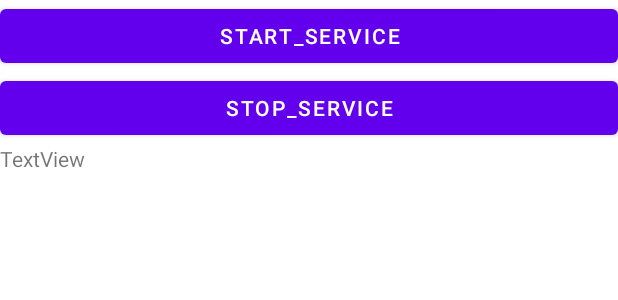
After one commit to CodeForBoss/QuickSMS, an Android app: the layout activity_chathead.xml on its own in the app's theme, with its tools: preview values and no code run, on a phone screen of 412 x 824 dp. The commit adds this screen. Shown: the top 300 px of the screen. Run offline under Robolectric (Android 15) with nearby library versions, the light colour scheme and no system bars.

Commit message:
overlay service

```diff
--- a/app/src/main/java/com/example/quicksms/FirstFragment.java
+++ b/app/src/main/java/com/example/quicksms/FirstFragment.java
@@ -1,5 +1,6 @@
 package com.example.quicksms;
 
+import android.content.Intent;
 import android.os.Bundle;
 import android.view.LayoutInflater;
 import android.view.View;
@@ -32,6 +33,9 @@ public class FirstFragment extends Fragment {
         binding.buttonFirst.setOnClickListener(new View.OnClickListener() {
             @Override
             public void onClick(View view) {
+                Intent intent1= new Intent(getContext(),ChatHead.class);
+                intent1.putExtra("PhoneNumber","outgoingPhoneNumber");
+                getContext().startService(intent1);
                 NavHostFragment.findNavController(FirstFragment.this)
                         .navigate(R.id.action_FirstFragment_to_SecondFragment);
             }
--- /dev/null
+++ b/app/src/main/res/layout/activity_chathead.xml
@@ -0,0 +1,35 @@
+<?xml version="1.0" encoding="utf-8"?>
+<RelativeLayout     xmlns:android="http://schemas.android.com/apk/res/android"
+    xmlns:app="http://schemas.android.com/apk/res-auto"
+    xmlns:tools="http://schemas.android.com/tools"
+    android:layout_width="match_parent"
+    android:layout_height="match_parent"
+
+    tools:context="com.example.quicksms.ChatHead" >
+
+    <LinearLayout
+        android:layout_width="match_parent"
+        android:layout_height="match_parent"
+        android:orientation="vertical" >
+
+        <Button
+            android:id="@+id/btnStartService"
+            android:layout_width="fill_parent"
+            android:layout_height="wrap_content"
+            android:onClick="startService"
+            android:text="start_service" />
+
+        <Button
+            android:id="@+id/btnStopService"
+            android:layout_width="fill_parent"
+            android:layout_height="wrap_content"
+            android:onClick="stopService"
+            android:text="stop_service" />
+
+        <TextView
+            android:id="@+id/incomingNumber"
+            android:layout_width="match_parent"
+            android:layout_height="wrap_content"
+            android:text="TextView" />
+    </LinearLayout>
+</RelativeLayout>
```
Also changed, not shown: app/src/main/AndroidManifest.xml (+7 -1 lines), app/src/main/java/com/example/quicksms/ChatHead.java (added, +110 -0 lines), app/src/main/java/com/example/quicksms/MainActivity.java (+10 -0 lines), app/src/main/java/com/example/quicksms/PhoneStateReceiver.java (+8 -0 lines).
